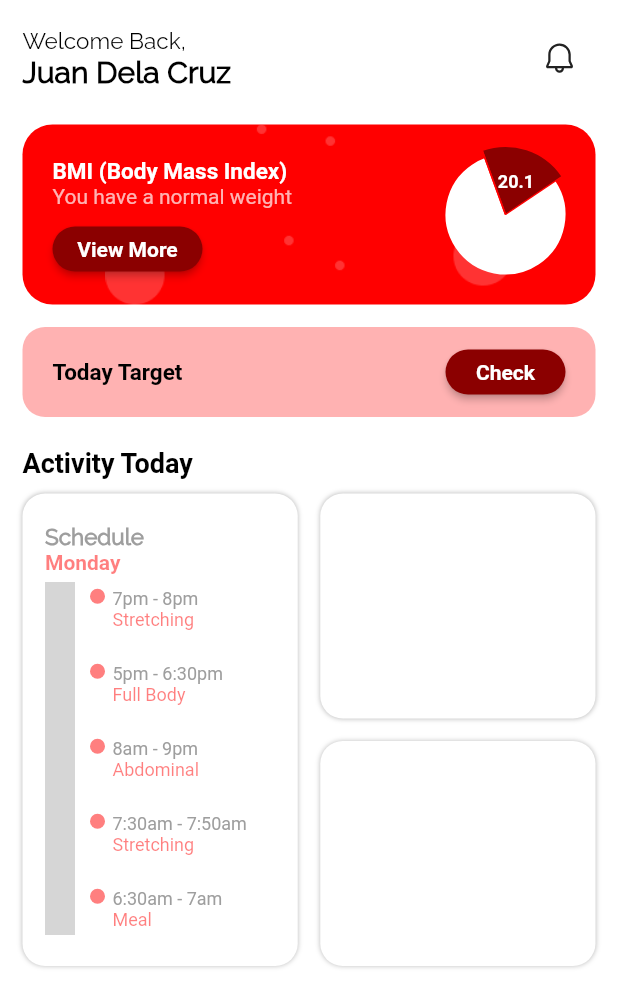
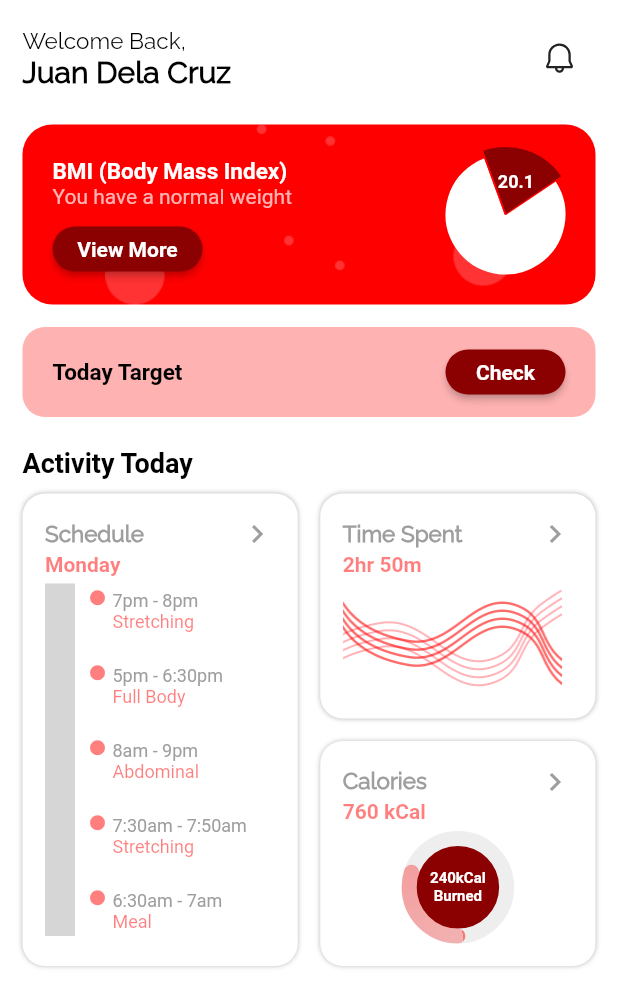
Before and after one commit to RonaPolar/I-Fit, a Flutter app: the screen it shows after launch, on a phone screen of 412 x 824 dp. Shown: the top 1007 px of the screen. Run offline on Flutter 3.47's test engine with Material 2 defaults, Android fonts, the phone set to English and light mode, and no system bars; drawn by our look-alikes of fl_chart, simple_circular_progress_bar; our stand-ins replace fluentui_icons, flutter_native_splash, gap, shared_preferences; missing offline and left inert: dotted_dashed_line, simple_animation_progress_bar; grey boxes are pictures that could not be loaded.

Commit message:
Home-Almost Complete Again

```diff
--- /dev/null
+++ b/lib/common/widgets/next_navigation_container.dart
@@ -0,0 +1,38 @@
+import 'package:flutter/material.dart';
+import 'package:ifit/common/utils/app_styles.dart';
+
+class NextNavigationContainer extends StatelessWidget {
+  final String title;
+  final IconData? iconData;
+  final VoidCallback onTap;
+
+  const NextNavigationContainer({super.key,
+  required this.title,
+  this.iconData,
+  required this.onTap});
+
+  @override
+  Widget build(BuildContext context) {
+    return InkWell(
+      onTap: onTap,
+      child: Row(
+        mainAxisAlignment: MainAxisAlignment.spaceBetween,
+        children: [
+          if (iconData != null) ...[
+            Icon(
+              iconData,
+            ),
+          ],
+          Text(
+            title,
+            style: Styles.text2.copyWith(
+              color: Styles.fadeTextColor,
+              fontWeight: FontWeight.bold),
+          ),
+         Icon(Icons.navigate_next,
+          color: Styles.fadeTextColor,),
+        ],
+      ),
+    );
+  }
+}
--- a/lib/screens/main_screens/home.dart
+++ b/lib/screens/main_screens/home.dart
@@ -4,10 +4,12 @@ import 'package:flutter/material.dart';
 import 'package:gap/gap.dart';
 import 'package:ifit/common/utils/app_styles.dart';
 import 'package:ifit/common/widgets/main_button.dart';
+import 'package:ifit/common/widgets/next_navigation_container.dart';
 import 'package:ifit/screens/main_screens/main_bottom_bar.dart';
 import 'package:ifit/screens/main_screens/notifications.dart';
 import 'package:simple_animation_progress_bar/simple_animation_progress_bar.dart';
 import 'package:dotted_dashed_line/dotted_dashed_line.dart';
+import 'package:simple_circular_progress_bar/simple_circular_progress_bar.dart';
 
 class HomeScreen extends StatefulWidget {
   const HomeScreen({super.key});
@@ -196,7 +198,7 @@ class _HomeScreenState extends State<HomeScreen> {
                       child: Container(
                         height: 315,
                         padding: const EdgeInsets.symmetric(
-                            vertical: 20, horizontal: 15),
+                            vertical: 15, horizontal: 15),
                         decoration: BoxDecoration(
                             color: Colors.white,
                             borderRadius: BorderRadius.circular(15),
@@ -206,12 +208,12 @@ class _HomeScreenState extends State<HomeScreen> {
                           child: Column(
                             crossAxisAlignment: CrossAxisAlignment.start,
                             children: [
-                              Text(
-                                  "Schedule",
-                                  style: Styles.text2.copyWith(
-                                      color: Styles.fadeTextColor,
-                                      fontWeight: FontWeight.bold),
-                                ),
+                              NextNavigationContainer(title: 'Schedule',
+                                    onTap: () {
+                                      // Navigator.of(context).push(MaterialPageRoute(
+                                      //   builder: (context) => const ActivityTrackerNavbar(),
+                                      // ));
+                                    },),
                                 Text(
                                   "Monday",
                                   style: TextStyle(
@@ -225,7 +227,7 @@ class _HomeScreenState extends State<HomeScreen> {
                                   SimpleAnimationProgressBar(
                                   height: 235,
                                   width: 20,
-                                  backgroundColor: Colors.grey.shade300,
+                                  backgroundColor: Colors.grey.shade200,
                                   foregrondColor: Colors.white,
                                   ratio: 0.8, //1 is 100%
                                   direction: Axis.vertical,
@@ -316,30 +318,111 @@ class _HomeScreenState extends State<HomeScreen> {
                     Expanded(
                       child: Column(
                         mainAxisAlignment: MainAxisAlignment.start,
+                        mainAxisSize: MainAxisSize.min,
                         children: [
                           Container(
+                            width: double.maxFinite,
                             height: 150,
                             padding: const EdgeInsets.symmetric(
-                                vertical: 25, horizontal: 20),
+                              vertical: 15, horizontal: 15),
                             decoration: BoxDecoration(
                                 color: Colors.white,
                                 borderRadius: BorderRadius.circular(15),
                                 boxShadow: const [
                                   BoxShadow(color: Colors.black26, blurRadius: 2)
                                 ]),
-                              ),
+                                child: Column(
+                                  crossAxisAlignment: CrossAxisAlignment.start,
+                                  children: [
+                                    NextNavigationContainer(title: 'Time Spent',
+                                    onTap: () {
+                                      Navigator.of(context).push(MaterialPageRoute(
+                                        builder: (context) => const ActivityTrackerNavbar(),
+                                      ));
+                                    },),
+                                      Text(
+                                        "2hr 50m",
+                                        style: TextStyle(
+                                            color: Styles.secondColor.withOpacity(0.5),
+                                            fontWeight: FontWeight.w700,
+                                            fontSize: 14),
+                                      ),
+                                      Expanded(
+                                        child: Image.asset('assets/images/Sleep-Graph.png',
+                                          fit: BoxFit.fill),
+                                      ),
+                        ])
+                      ),
                           const Gap(15),
                           Container(
+                            width: double.maxFinite,
                             height: 150,
                             padding: const EdgeInsets.symmetric(
-                                vertical: 25, horizontal: 20),
+                              vertical: 15, horizontal: 15),
                             decoration: BoxDecoration(
                                 color: Colors.white,
                                 borderRadius: BorderRadius.circular(15),
                                 boxShadow: const [
                                   BoxShadow(color: Colors.black26, blurRadius: 2)
                                 ]),
-                              ),
+                                child: Column(
+                                  crossAxisAlignment: CrossAxisAlignment.start,
+                            children: [
+                              NextNavigationContainer(title: 'Calories',
+                                    onTap: () {
+                                      // Navigator.of(context).push(MaterialPageRoute(
+                                      //   builder: (context) => const ActivityTrackerNavbar(),
+                                      // ));
+                                    },),
+                                Text(
+                                  "760 kCal",
+                                  style: TextStyle(
+                                      color: Styles.secondColor.withOpacity(0.5),
+                                      fontWeight: FontWeight.w700,
+                                      fontSize: 14),
+                                ),
+                                const Gap(10),
+                                Container(
+                                  alignment: Alignment.center,
+                                  child: SizedBox(
+                                    width: 65,
+                                    height: 65,
+                                    child: Stack(
+                                      alignment: Alignment.center,
+                                      children: [
+                                        Container(
+                                          width: 60,
+                                          height: 60,
+                                          alignment: Alignment.center,
+                                          decoration: BoxDecoration(
+                                            color: primary,
+                                            borderRadius: BorderRadius.circular(20),
+                                          ),
+                                          child: const FittedBox(
+                                            child: Text(
+                                              "240kCal\nBurned",
+                                              textAlign: TextAlign.center,
+                                              style: TextStyle(
+                                                  color: Colors.white,
+                                                  fontWeight: FontWeight.bold,
+                                                  fontSize: 10),
+                                            ),
+                                            ),
+                                          ),
+                                          SimpleCircularProgressBar(
+                                          progressStrokeWidth: 10,
+                                          backStrokeWidth: 10,
+                                          progressColors: [Styles.secondColor.withOpacity(0.5), Styles.secondColor],
+                                          backColor: Colors.grey.shade200,
+                                          valueNotifier: ValueNotifier(30),
+                                          startAngle: -180,
+                                        ),
+                                      ],
+                                    ),
+                                  ),
+                                ),
+                        ])
+                       ),
                         ],
                       ),
                       )
--- a/pubspec.yaml
+++ b/pubspec.yaml
@@ -44,6 +44,7 @@ dependencies:
   fl_chart: ^0.63.0
   simple_animation_progress_bar: ^1.6.0
   dotted_dashed_line: ^0.0.3
+  simple_circular_progress_bar: ^1.0.2
 
 dev_dependencies:
   flutter_test:
```
Also changed, not shown: assets/images/Sleep-Graph.png (added), pubspec.lock.
